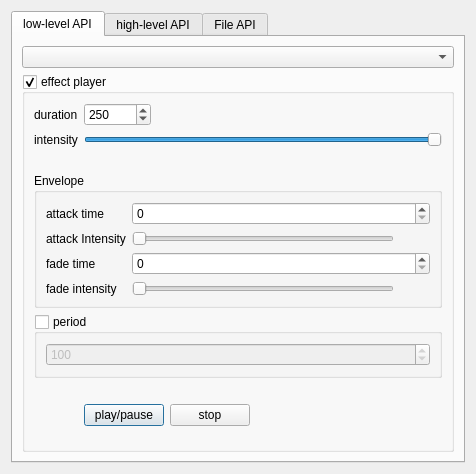
First picture: the form in examples/hapticsplayer/dialog.ui, repository qtproject/qt-mobility, before the edit.
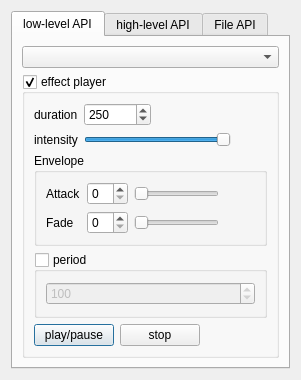
Second picture: the form after the edit.

Commit message:
Fix to be able to load the plugins on symbian
also redesigned the dialog so it fits in the simulator

```diff
--- a/examples/hapticsplayer/dialog.ui
+++ b/examples/hapticsplayer/dialog.ui
@@ -6,8 +6,8 @@
    <rect>
     <x>0</x>
     <y>0</y>
-    <width>476</width>
-    <height>474</height>
+    <width>301</width>
+    <height>340</height>
    </rect>
   </property>
   <property name="windowTitle">
@@ -23,11 +23,11 @@
       <attribute name="title">
        <string>low-level API</string>
       </attribute>
-      <layout class="QGridLayout" name="gridLayout">
+      <layout class="QGridLayout" name="gridLayout_2">
        <item row="0" column="0">
         <widget class="QComboBox" name="actuators"/>
        </item>
-       <item row="2" column="0">
+       <item row="1" column="0">
         <widget class="QGroupBox" name="enabled">
          <property name="sizePolicy">
           <sizepolicy hsizetype="Expanding" vsizetype="Expanding">
@@ -44,7 +44,9 @@
          <property name="checkable">
           <bool>true</bool>
          </property>
-         <layout class="QFormLayout" name="formLayout_3">
+         <layout class="QVBoxLayout" name="verticalLayout_5">
+          <item>
+           <layout class="QGridLayout" name="gridLayout_3">
           <item row="0" column="0">
            <widget class="QLabel" name="label_2">
             <property name="text">
@@ -91,7 +93,7 @@
             </property>
            </widget>
           </item>
-          <item row="2" column="1">
+            <item row="1" column="2">
            <widget class="QLabel" name="lblIntensity">
             <property name="minimumSize">
              <size>
@@ -104,7 +106,9 @@
             </property>
            </widget>
           </item>
-          <item row="3" column="0" colspan="2">
+           </layout>
+          </item>
+          <item>
            <widget class="QGroupBox" name="envelope">
             <property name="title">
              <string>Envelope</string>
@@ -112,27 +116,18 @@
             <property name="flat">
              <bool>true</bool>
             </property>
-            <layout class="QFormLayout" name="formLayout">
+            <layout class="QGridLayout" name="gridLayout">
              <item row="0" column="0">
               <widget class="QLabel" name="label_4">
                <property name="text">
-                <string>attack time</string>
+                <string>Attack</string>
                </property>
               </widget>
              </item>
              <item row="0" column="1">
               <widget class="QSpinBox" name="attackTime"/>
              </item>
-             <item row="1" column="0">
-              <widget class="QLabel" name="label_5">
-               <property name="text">
-                <string>attack Intensity</string>
-               </property>
-              </widget>
-             </item>
-             <item row="1" column="1">
-              <layout class="QHBoxLayout" name="horizontalLayout">
-               <item>
+             <item row="0" column="2">
                 <widget class="QSlider" name="attackIntensity">
                  <property name="maximum">
                   <number>1000</number>
@@ -142,7 +137,7 @@
                  </property>
                 </widget>
                </item>
-               <item>
+             <item row="0" column="3">
                 <widget class="QLabel" name="lblAttackIntensity">
                  <property name="minimumSize">
                   <size>
@@ -155,28 +150,17 @@
                  </property>
                 </widget>
                </item>
-              </layout>
-             </item>
-             <item row="2" column="0">
+             <item row="1" column="0">
               <widget class="QLabel" name="label_6">
                <property name="text">
-                <string>fade time</string>
+                <string>Fade</string>
                </property>
               </widget>
              </item>
-             <item row="2" column="1">
+             <item row="1" column="1">
               <widget class="QSpinBox" name="fadeTime"/>
              </item>
-             <item row="3" column="0">
-              <widget class="QLabel" name="label_7">
-               <property name="text">
-                <string>fade intensity</string>
-               </property>
-              </widget>
-             </item>
-             <item row="3" column="1">
-              <layout class="QHBoxLayout" name="horizontalLayout_2">
-               <item>
+             <item row="1" column="2">
                 <widget class="QSlider" name="fadeIntensity">
                  <property name="maximum">
                   <number>1000</number>
@@ -186,7 +170,7 @@
                  </property>
                 </widget>
                </item>
-               <item>
+             <item row="1" column="3">
                 <widget class="QLabel" name="lblFadeIntensity">
                  <property name="minimumSize">
                   <size>
@@ -200,11 +184,9 @@
                 </widget>
                </item>
               </layout>
-             </item>
-            </layout>
            </widget>
           </item>
-          <item row="4" column="0" colspan="2">
+          <item>
            <widget class="QGroupBox" name="grpPeriod">
             <property name="title">
              <string>period</string>
@@ -218,7 +200,7 @@
             <property name="checked">
              <bool>false</bool>
             </property>
-            <layout class="QHBoxLayout" name="horizontalLayout_4">
+            <layout class="QVBoxLayout" name="verticalLayout_3">
              <item>
               <widget class="QSpinBox" name="period">
                <property name="minimum">
@@ -235,14 +217,7 @@
             </layout>
            </widget>
           </item>
-          <item row="5" column="0">
-           <widget class="QLabel" name="currentTime">
-            <property name="text">
-             <string/>
-            </property>
-           </widget>
-          </item>
-          <item row="7" column="1">
+          <item>
            <layout class="QHBoxLayout" name="horizontalLayout_3">
             <item>
              <widget class="QPushButton" name="playPause">
```
Left out of the diff: 76 changed lines with no effect on the pictures. Lines whose indentation alone changed are shown as unchanged. The commit also changes 2 other files.
